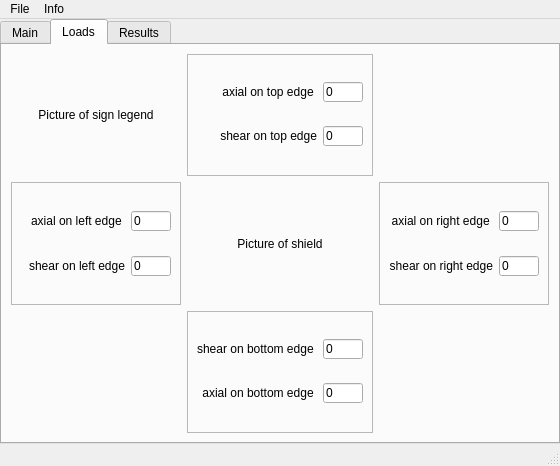
This is src/fidi_gui/Ui/shield_window.ui in mateuszac/FIDI as Qt 5 draws it before an edit. The edited form follows.
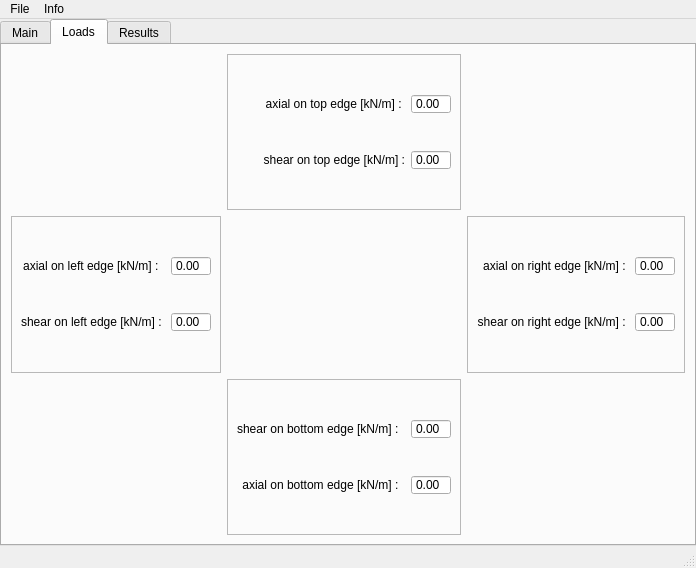
This is the edited form. The open tabs and pages were chosen to show the change. Icons and pictures are not drawn.

Commit message: - added pictures of shield, plate and shell - replaced text lines inputs by double spin boxes - there is no  possibility of assigning wrong type of data to quantities - method checking if every attribute value is proper is now performed after release LoadButton - added tabs for different types of results (stresses, forces, etc) - close button is working now

Diff of the .ui file:
```diff
--- a/src/fidi_gui/Ui/shield_window.ui
+++ b/src/fidi_gui/Ui/shield_window.ui
@@ -6,8 +6,8 @@
    <rect>
     <x>0</x>
     <y>0</y>
-    <width>560</width>
-    <height>466</height>
+    <width>694</width>
+    <height>568</height>
    </rect>
   </property>
   <property name="windowTitle">
@@ -485,7 +485,10 @@
         <item row="1" column="1">
          <widget class="QLabel" name="label_16">
           <property name="text">
-           <string>Picture of shield</string>
+           <string/>
+          </property>
+          <property name="pixmap">
+           <pixmap resource="../Images.qrc">:/menu_pictures/sprites/menu_pictures/diagram_of_shield_forces.png</pixmap>
           </property>
           <property name="alignment">
            <set>Qt::AlignCenter</set>
@@ -506,7 +509,7 @@
              <item>
               <widget class="QLabel" name="label_23">
                <property name="text">
-                <string>axial on top edge </string>
+                <string>axial on top edge [kN/m] : </string>
                </property>
                <property name="alignment">
                 <set>Qt::AlignRight|Qt::AlignTrailing|Qt::AlignVCenter</set>
@@ -514,21 +517,42 @@
               </widget>
              </item>
              <item>
-              <widget class="QLineEdit" name="YTInput">
+              <widget class="QDoubleSpinBox" name="YTInput">
                <property name="sizePolicy">
                 <sizepolicy hsizetype="Fixed" vsizetype="Fixed">
                  <horstretch>0</horstretch>
                  <verstretch>0</verstretch>
                 </sizepolicy>
                </property>
+               <property name="minimumSize">
+                <size>
+                 <width>40</width>
+                 <height>20</height>
+                </size>
+               </property>
                <property name="maximumSize">
                 <size>
                  <width>40</width>
                  <height>20</height>
                 </size>
                </property>
-               <property name="text">
-                <string>0</string>
+               <property name="buttonSymbols">
+                <enum>QAbstractSpinBox::NoButtons</enum>
+               </property>
+               <property name="decimals">
+                <number>2</number>
+               </property>
+               <property name="minimum">
+                <double>-10000.000000000000000</double>
+               </property>
+               <property name="maximum">
+                <double>10000.000000000000000</double>
+               </property>
+               <property name="singleStep">
+                <double>0.010000000000000</double>
+               </property>
+               <property name="value">
+                <double>0.000000000000000</double>
                </property>
               </widget>
              </item>
@@ -539,7 +563,7 @@
              <item>
               <widget class="QLabel" name="label_24">
                <property name="text">
-                <string>shear on top edge</string>
+                <string>shear on top edge [kN/m] :</string>
                </property>
                <property name="alignment">
                 <set>Qt::AlignRight|Qt::AlignTrailing|Qt::AlignVCenter</set>
@@ -547,21 +571,42 @@
               </widget>
              </item>
              <item>
-              <widget class="QLineEdit" name="XTInput">
+              <widget class="QDoubleSpinBox" name="XTInput">
                <property name="sizePolicy">
                 <sizepolicy hsizetype="Fixed" vsizetype="Fixed">
                  <horstretch>0</horstretch>
                  <verstretch>0</verstretch>
                 </sizepolicy>
                </property>
+               <property name="minimumSize">
+                <size>
+                 <width>40</width>
+                 <height>20</height>
+                </size>
+               </property>
                <property name="maximumSize">
                 <size>
                  <width>40</width>
                  <height>20</height>
                 </size>
                </property>
-               <property name="text">
-                <string>0</string>
+               <property name="buttonSymbols">
+                <enum>QAbstractSpinBox::NoButtons</enum>
+               </property>
+               <property name="decimals">
+                <number>2</number>
+               </property>
+               <property name="minimum">
+                <double>-10000.000000000000000</double>
+               </property>
+               <property name="maximum">
+                <double>10000.000000000000000</double>
+               </property>
+               <property name="singleStep">
+                <double>0.010000000000000</double>
+               </property>
+               <property name="value">
+                <double>0.000000000000000</double>
                </property>
               </widget>
              </item>
@@ -584,7 +629,7 @@
              <item>
               <widget class="QLabel" name="label_20">
                <property name="text">
-                <string>axial on left edge </string>
+                <string>axial on left edge [kN/m] :  </string>
                </property>
                <property name="alignment">
                 <set>Qt::AlignRight|Qt::AlignTrailing|Qt::AlignVCenter</set>
@@ -592,21 +637,42 @@
               </widget>
              </item>
              <item>
-              <widget class="QLineEdit" name="XLInput">
+              <widget class="QDoubleSpinBox" name="XLInput">
                <property name="sizePolicy">
                 <sizepolicy hsizetype="Fixed" vsizetype="Fixed">
                  <horstretch>0</horstretch>
                  <verstretch>0</verstretch>
                 </sizepolicy>
                </property>
+               <property name="minimumSize">
+                <size>
+                 <width>40</width>
+                 <height>20</height>
+                </size>
+               </property>
                <property name="maximumSize">
                 <size>
                  <width>40</width>
                  <height>20</height>
                 </size>
                </property>
-               <property name="text">
-                <string>0</string>
+               <property name="buttonSymbols">
+                <enum>QAbstractSpinBox::NoButtons</enum>
+               </property>
+               <property name="decimals">
+                <number>2</number>
+               </property>
+               <property name="minimum">
+                <double>-10000.000000000000000</double>
+               </property>
+               <property name="maximum">
+                <double>10000.000000000000000</double>
+               </property>
+               <property name="singleStep">
+                <double>0.010000000000000</double>
+               </property>
+               <property name="value">
+                <double>0.000000000000000</double>
                </property>
               </widget>
              </item>
@@ -617,7 +683,7 @@
              <item>
               <widget class="QLabel" name="label_18">
                <property name="text">
-                <string>shear on left edge</string>
+                <string>shear on left edge [kN/m] : </string>
                </property>
                <property name="alignment">
                 <set>Qt::AlignRight|Qt::AlignTrailing|Qt::AlignVCenter</set>
@@ -625,21 +691,42 @@
               </widget>
              </item>
              <item>
-              <widget class="QLineEdit" name="YLInput">
+              <widget class="QDoubleSpinBox" name="YLInput">
                <property name="sizePolicy">
                 <sizepolicy hsizetype="Fixed" vsizetype="Fixed">
                  <horstretch>0</horstretch>
                  <verstretch>0</verstretch>
                 </sizepolicy>
                </property>
+               <property name="minimumSize">
+                <size>
+                 <width>40</width>
+                 <height>20</height>
+                </size>
+               </property>
                <property name="maximumSize">
                 <size>
                  <width>40</width>
                  <height>20</height>
                 </size>
                </property>
-               <property name="text">
-                <string>0</string>
+               <property name="buttonSymbols">
+                <enum>QAbstractSpinBox::NoButtons</enum>
+               </property>
+               <property name="decimals">
+                <number>2</number>
+               </property>
+               <property name="minimum">
+                <double>-10000.000000000000000</double>
+               </property>
+               <property name="maximum">
+                <double>10000.000000000000000</double>
+               </property>
+               <property name="singleStep">
+                <double>0.010000000000000</double>
+               </property>
+               <property name="value">
+                <double>0.000000000000000</double>
                </property>
               </widget>
              </item>
@@ -662,7 +749,7 @@
              <item>
               <widget class="QLabel" name="label_21">
                <property name="text">
-                <string>axial on right edge </string>
+                <string>axial on right edge [kN/m] : </string>
                </property>
                <property name="alignment">
                 <set>Qt::AlignRight|Qt::AlignTrailing|Qt::AlignVCenter</set>
@@ -670,21 +757,42 @@
               </widget>
              </item>
              <item>
-              <widget class="QLineEdit" name="XRInput">
+              <widget class="QDoubleSpinBox" name="XRInput">
                <property name="sizePolicy">
                 <sizepolicy hsizetype="Fixed" vsizetype="Fixed">
                  <horstretch>0</horstretch>
                  <verstretch>0</verstretch>
                 </sizepolicy>
                </property>
+               <property name="minimumSize">
+                <size>
+                 <width>40</width>
+                 <height>20</height>
+                </size>
+               </property>
                <property name="maximumSize">
                 <size>
                  <width>40</width>
                  <height>20</height>
                 </size>
                </property>
-               <property name="text">
-                <string>0</string>
+               <property name="buttonSymbols">
+                <enum>QAbstractSpinBox::NoButtons</enum>
+               </property>
+               <property name="decimals">
+                <number>2</number>
+               </property>
+               <property name="minimum">
+                <double>-10000.000000000000000</double>
+               </property>
+               <property name="maximum">
+                <double>10000.000000000000000</double>
+               </property>
+               <property name="singleStep">
+                <double>0.010000000000000</double>
+               </property>
+               <property name="value">
+                <double>0.000000000000000</double>
                </property>
               </widget>
              </item>
@@ -695,7 +803,7 @@
              <item>
               <widget class="QLabel" name="label_22">
                <property name="text">
-                <string>shear on right edge</string>
+                <string>shear on right edge [kN/m] : </string>
                </property>
                <property name="alignment">
                 <set>Qt::AlignRight|Qt::AlignTrailing|Qt::AlignVCenter</set>
@@ -703,21 +811,42 @@
               </widget>
              </item>
              <item>
-              <widget class="QLineEdit" name="YRInput">
+              <widget class="QDoubleSpinBox" name="YRInput">
                <property name="sizePolicy">
                 <sizepolicy hsizetype="Fixed" vsizetype="Fixed">
                  <horstretch>0</horstretch>
                  <verstretch>0</verstretch>
                 </sizepolicy>
                </property>
+               <property name="minimumSize">
+                <size>
+                 <width>40</width>
+                 <height>20</height>
+                </size>
+               </property>
                <property name="maximumSize">
                 <size>
                  <width>40</width>
                  <height>20</height>
                 </size>
                </property>
-               <property name="text">
-                <string>0</string>
+               <property name="buttonSymbols">
+                <enum>QAbstractSpinBox::NoButtons</enum>
+               </property>
+               <property name="decimals">
+                <number>2</number>
+               </property>
+               <property name="minimum">
+                <double>-10000.000000000000000</double>
+               </property>
+               <property name="maximum">
+                <double>10000.000000000000000</double>
+               </property>
+               <property name="singleStep">
+                <double>0.010000000000000</double>
+               </property>
+               <property name="value">
+                <double>0.000000000000000</double>
                </property>
               </widget>
              </item>
@@ -740,7 +869,7 @@
              <item>
               <widget class="QLabel" name="label_19">
                <property name="text">
-                <string>shear on bottom edge </string>
+                <string>shear on bottom edge [kN/m] :  </string>
                </property>
                <property name="alignment">
                 <set>Qt::AlignRight|Qt::AlignTrailing|Qt::AlignVCenter</set>
@@ -748,21 +877,42 @@
               </widget>
              </item>
              <item>
-              <widget class="QLineEdit" name="XBInput">
+              <widget class="QDoubleSpinBox" name="XBInput">
                <property name="sizePolicy">
                 <sizepolicy hsizetype="Fixed" vsizetype="Fixed">
                  <horstretch>0</horstretch>
                  <verstretch>0</verstretch>
                 </sizepolicy>
                </property>
+               <property name="minimumSize">
+                <size>
+                 <width>40</width>
+                 <height>20</height>
+                </size>
+               </property>
                <property name="maximumSize">
                 <size>
                  <width>40</width>
                  <height>20</height>
                 </size>
                </property>
-               <property name="text">
-                <string>0</string>
+               <property name="buttonSymbols">
+                <enum>QAbstractSpinBox::NoButtons</enum>
+               </property>
+               <property name="decimals">
+                <number>2</number>
+               </property>
+               <property name="minimum">
+                <double>-10000.000000000000000</double>
+               </property>
+               <property name="maximum">
+                <double>10000.000000000000000</double>
+               </property>
+               <property name="singleStep">
+                <double>0.010000000000000</double>
+               </property>
+               <property name="value">
+                <double>0.000000000000000</double>
                </property>
               </widget>
              </item>
@@ -773,7 +923,7 @@
              <item>
               <widget class="QLabel" name="label_17">
                <property name="text">
-                <string>axial on bottom edge </string>
+                <string>axial on bottom edge [kN/m] :  </string>
                </property>
                <property name="alignment">
                 <set>Qt::AlignRight|Qt::AlignTrailing|Qt::AlignVCenter</set>
@@ -781,21 +931,42 @@
               </widget>
              </item>
              <item>
-              <widget class="QLineEdit" name="YBInput">
+              <widget class="QDoubleSpinBox" name="YBInput">
                <property name="sizePolicy">
                 <sizepolicy hsizetype="Fixed" vsizetype="Fixed">
                  <horstretch>0</horstretch>
                  <verstretch>0</verstretch>
                 </sizepolicy>
                </property>
+               <property name="minimumSize">
+                <size>
+                 <width>40</width>
+                 <height>20</height>
+                </size>
+               </property>
                <property name="maximumSize">
                 <size>
                  <width>40</width>
                  <height>20</height>
                 </size>
                </property>
-               <property name="text">
-                <string>0</string>
+               <property name="buttonSymbols">
+                <enum>QAbstractSpinBox::NoButtons</enum>
+               </property>
+               <property name="decimals">
+                <number>2</number>
+               </property>
+               <property name="minimum">
+                <double>-10000.000000000000000</double>
+               </property>
+               <property name="maximum">
+                <double>10000.000000000000000</double>
+               </property>
+               <property name="singleStep">
+                <double>0.010000000000000</double>
+               </property>
+               <property name="value">
+                <double>0.000000000000000</double>
                </property>
               </widget>
              </item>
@@ -807,7 +978,10 @@
         <item row="0" column="0">
          <widget class="QLabel" name="label_25">
           <property name="text">
-           <string>Picture of sign legend</string>
+           <string/>
+          </property>
+          <property name="pixmap">
+           <pixmap resource="../Images.qrc">:/menu_pictures/sprites/menu_pictures/positive_sign_direction.png</pixmap>
           </property>
           <property name="alignment">
            <set>Qt::AlignCenter</set>
@@ -830,7 +1004,7 @@
     <rect>
      <x>0</x>
      <y>0</y>
-     <width>560</width>
+     <width>694</width>
      <height>21</height>
     </rect>
    </property>
```
Left out of the diff: 460 changed lines with no effect on the pictures. The commit also changes 4 other files.
